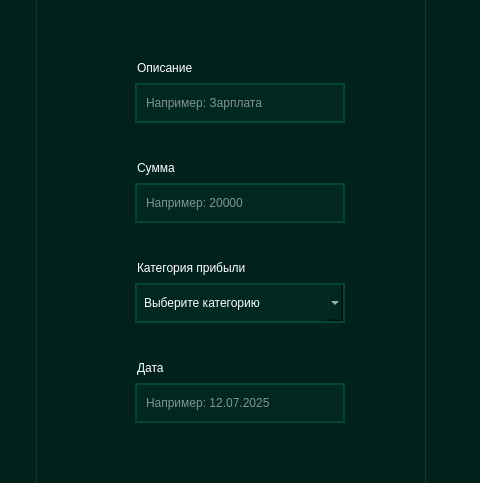
Qt form mainwindow.ui (jervissss/Educational-project-Cost-income-accounting) before a commit; both pictures show x 345 to 825 and y 137 to 620 of the 1152 by 864 pixel window.
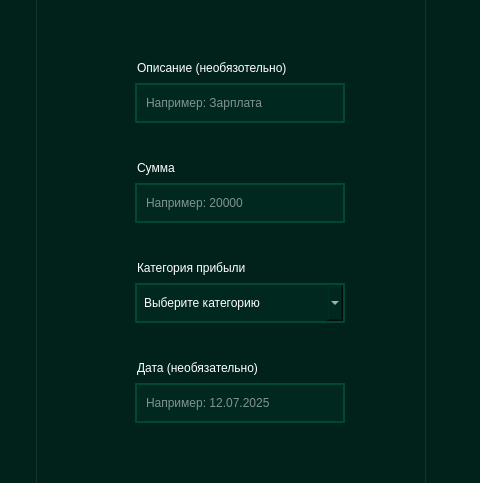
The same form after that commit. The open tabs and pages were chosen to show the change. Icons and pictures are not drawn.

Commit message: Функция прибыли и расходов, связь с ООП

Diff of the .ui file:
```diff
--- a/mainwindow.ui
+++ b/mainwindow.ui
@@ -852,7 +852,7 @@
         <string>Например: Зарплата</string>
        </property>
       </widget>
-      <widget class="QLineEdit" name="SumIncomeLbl">
+      <widget class="QLineEdit" name="SumIncomeLE">
        <property name="geometry">
         <rect>
          <x>100</x>
@@ -874,7 +874,7 @@
         <string>Например: 20000</string>
        </property>
       </widget>
-      <widget class="QComboBox" name="CategoryIncomeLbl">
+      <widget class="QComboBox" name="CategoryIncomeCB">
        <property name="geometry">
         <rect>
          <x>100</x>
@@ -923,7 +923,7 @@
         </property>
        </item>
       </widget>
-      <widget class="QLineEdit" name="DateIncomeLbl">
+      <widget class="QLineEdit" name="DateIncomeLE">
        <property name="geometry">
         <rect>
          <x>100</x>
@@ -1022,7 +1022,7 @@
         <rect>
          <x>102</x>
          <y>117</y>
-         <width>71</width>
+         <width>181</width>
          <height>16</height>
         </rect>
        </property>
@@ -1030,10 +1030,10 @@
         <string notr="true">font: 11pt &quot;Calibri&quot;;</string>
        </property>
        <property name="text">
-        <string>Описание</string>
+        <string>Описание (необязотельно)</string>
        </property>
       </widget>
-      <widget class="QLabel" name="MonthLbl_3">
+      <widget class="QLabel" name="SumIncomeLbl">
        <property name="geometry">
         <rect>
          <x>102</x>
@@ -1049,7 +1049,7 @@
         <string>Сумма</string>
        </property>
       </widget>
-      <widget class="QLabel" name="MonthLbl_4">
+      <widget class="QLabel" name="CategoryIncomeLbl">
        <property name="geometry">
         <rect>
          <x>102</x>
@@ -1065,12 +1065,12 @@
         <string>Категория прибыли</string>
        </property>
       </widget>
-      <widget class="QLabel" name="MonthLbl_5">
+      <widget class="QLabel" name="DateIncomeLbl">
        <property name="geometry">
         <rect>
          <x>102</x>
          <y>417</y>
-         <width>49</width>
+         <width>151</width>
          <height>16</height>
         </rect>
        </property>
@@ -1078,7 +1078,7 @@
         <string notr="true">font: 11pt &quot;Calibri&quot;;</string>
        </property>
        <property name="text">
-        <string>Дата</string>
+        <string>Дата (необязательно)</string>
        </property>
       </widget>
      </widget>
```
Left out of the diff: 130 changed lines with no effect on the pictures. The commit also changes 2 other files.
